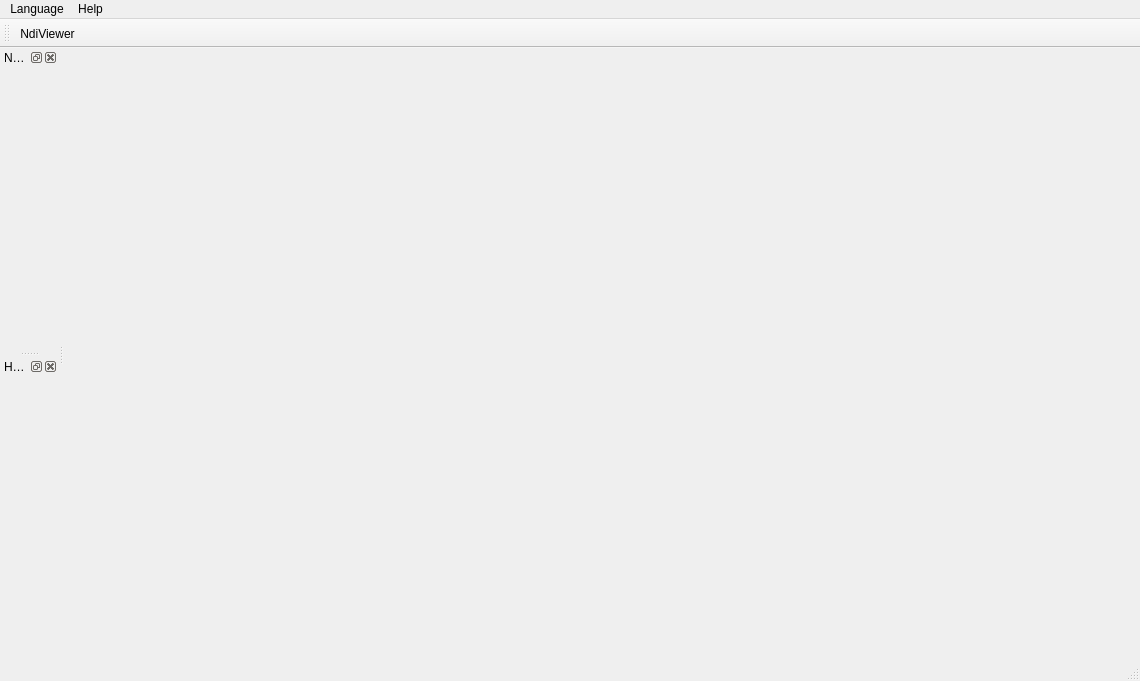
Qt form MotionViewer/mainwindow.ui (thinkexist1989/MotionViewer) before a commit.
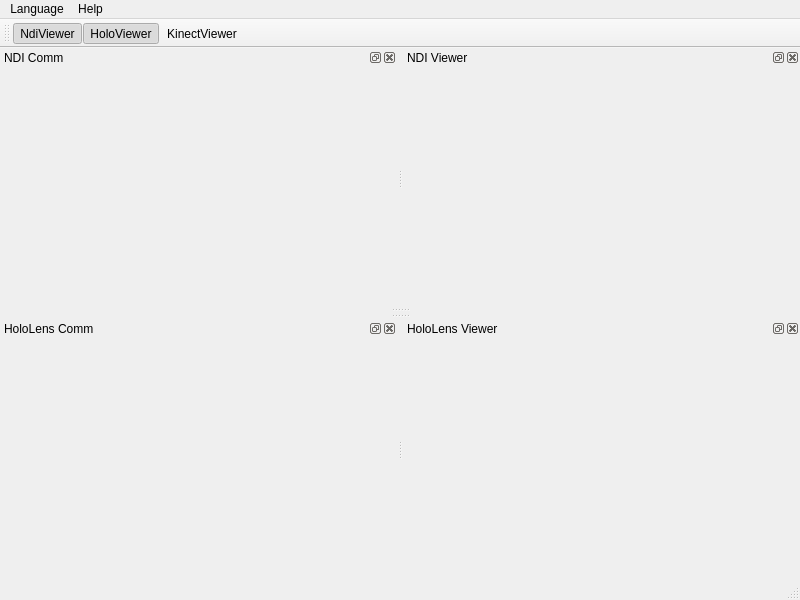
The same form after that commit. Icons and pictures are not drawn.

Diff of the .ui file:
```diff
--- a/MotionViewer/mainwindow.ui
+++ b/MotionViewer/mainwindow.ui
@@ -6,8 +6,8 @@
    <rect>
     <x>0</x>
     <y>0</y>
-    <width>1140</width>
-    <height>681</height>
+    <width>800</width>
+    <height>600</height>
    </rect>
   </property>
   <property name="windowTitle">
@@ -17,13 +17,20 @@
    <iconset resource="resources.qrc">
     <normaloff>:/icon/res/viewer.ico</normaloff>:/icon/res/viewer.ico</iconset>
   </property>
-  <widget class="QWidget" name="centralWidget"/>
+  <widget class="QWidget" name="centralWidget">
+   <property name="maximumSize">
+    <size>
+     <width>0</width>
+     <height>0</height>
+    </size>
+   </property>
+  </widget>
   <widget class="QMenuBar" name="menuBar">
    <property name="geometry">
     <rect>
      <x>0</x>
      <y>0</y>
-     <width>1140</width>
+     <width>800</width>
      <height>23</height>
     </rect>
    </property>
@@ -51,26 +58,67 @@
     <bool>false</bool>
    </attribute>
    <addaction name="actionNdiViewer"/>
+   <addaction name="actionHoloViewer"/>
+   <addaction name="actionKinectViewer"/>
   </widget>
   <widget class="QStatusBar" name="statusBar"/>
-  <widget class="QDockWidget" name="ndiDockWidget">
+  <widget class="QDockWidget" name="ndiCommDockWidget">
+   <property name="sizePolicy">
+    <sizepolicy hsizetype="Expanding" vsizetype="Expanding">
+     <horstretch>0</horstretch>
+     <verstretch>0</verstretch>
+    </sizepolicy>
+   </property>
+   <property name="minimumSize">
+    <size>
+     <width>0</width>
+     <height>0</height>
+    </size>
+   </property>
+   <property name="maximumSize">
+    <size>
+     <width>500</width>
+     <height>524287</height>
+    </size>
+   </property>
    <property name="windowTitle">
-    <string>NDI Viewer</string>
+    <string>NDI Comm</string>
    </property>
    <attribute name="dockWidgetArea">
-    <number>1</number>
+    <number>4</number>
    </attribute>
    <widget class="QWidget" name="ndiDockWidgetContents"/>
   </widget>
   <widget class="QDockWidget" name="holoDockWidget">
    <property name="windowTitle">
-    <string>HoloLens Viewer</string>
+    <string>HoloLens Comm</string>
    </property>
    <attribute name="dockWidgetArea">
-    <number>1</number>
+    <number>8</number>
    </attribute>
    <widget class="QWidget" name="holoDockWidgetContents"/>
   </widget>
+  <widget class="QDockWidget" name="ndiViewerDockWidget">
+   <property name="floating">
+    <bool>false</bool>
+   </property>
+   <property name="windowTitle">
+    <string>NDI Viewer</string>
+   </property>
+   <attribute name="dockWidgetArea">
+    <number>4</number>
+   </attribute>
+   <widget class="QWidget" name="dockWidgetContents"/>
+  </widget>
+  <widget class="QDockWidget" name="holoViewerDockWidget">
+   <property name="windowTitle">
+    <string>HoloLens Viewer</string>
+   </property>
+   <attribute name="dockWidgetArea">
+    <number>8</number>
+   </attribute>
+   <widget class="QWidget" name="dockWidgetContents_2"/>
+  </widget>
   <action name="actionChinese">
    <property name="icon">
     <iconset resource="resources.qrc">
@@ -98,6 +146,9 @@
    <property name="checkable">
     <bool>true</bool>
    </property>
+   <property name="checked">
+    <bool>true</bool>
+   </property>
    <property name="icon">
     <iconset resource="resources.qrc">
      <normaloff>:/icon/res/ndi.png</normaloff>:/icon/res/ndi.png</iconset>
@@ -109,6 +160,39 @@
     <string>NDI Viewer</string>
    </property>
   </action>
+  <action name="actionHoloViewer">
+   <property name="checkable">
+    <bool>true</bool>
+   </property>
+   <property name="checked">
+    <bool>true</bool>
+   </property>
+   <property name="icon">
+    <iconset resource="resources.qrc">
+     <normaloff>:/icon/res/vr.ico</normaloff>:/icon/res/vr.ico</iconset>
+   </property>
+   <property name="text">
+    <string>HoloViewer</string>
+   </property>
+   <property name="toolTip">
+    <string>HoloLens Viewer</string>
+   </property>
+  </action>
+  <action name="actionKinectViewer">
+   <property name="checkable">
+    <bool>true</bool>
+   </property>
+   <property name="icon">
+    <iconset resource="resources.qrc">
+     <normaloff>:/icon/res/kinect.ico</normaloff>:/icon/res/kinect.ico</iconset>
+   </property>
+   <property name="text">
+    <string>KinectViewer</string>
+   </property>
+   <property name="toolTip">
+    <string>Kinect Viewer</string>
+   </property>
+  </action>
  </widget>
  <layoutdefault spacing="6" margin="11"/>
  <resources>
```
Left out of the diff: 2 changed lines with no effect on the pictures.
